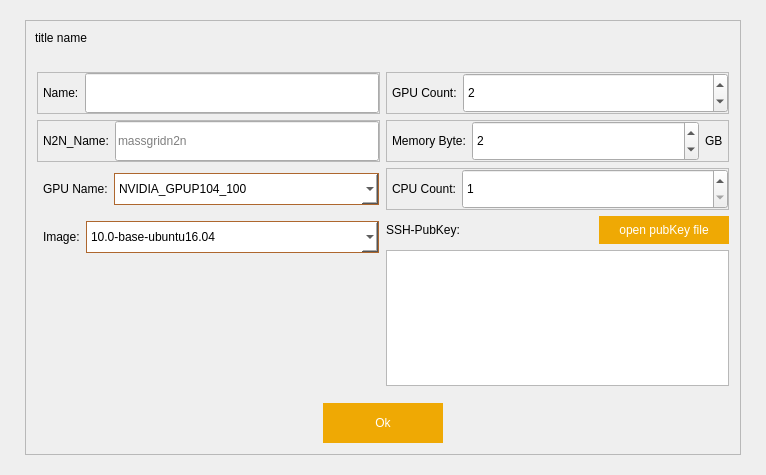
Before: the Qt Designer form src/qt/forms/adddockerservicedlg.ui in MassGrid/MassGrid, drawn with Qt 5.
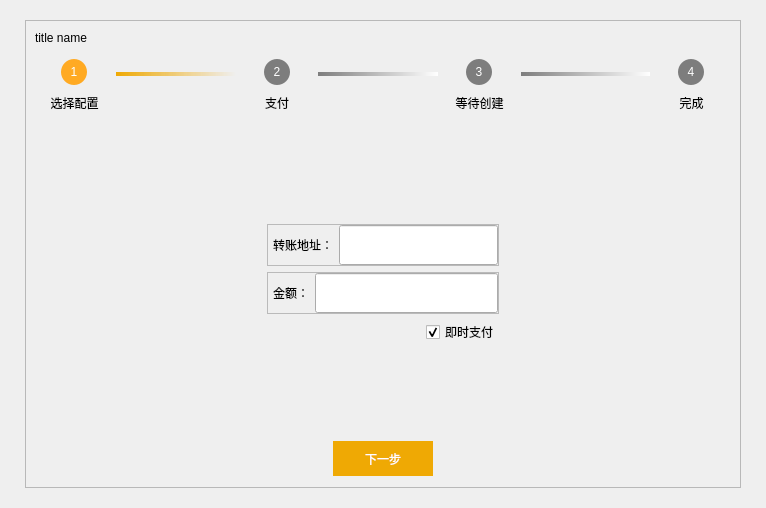
After: the same form once the commit is applied. The open tabs and pages were chosen to show the change. Icons and pictures are not drawn.

The edit to the form file:
```diff
--- a/src/qt/forms/adddockerservicedlg.ui
+++ b/src/qt/forms/adddockerservicedlg.ui
@@ -7,7 +7,7 @@
     <x>0</x>
     <y>0</y>
     <width>766</width>
-    <height>475</height>
+    <height>508</height>
    </rect>
   </property>
   <property name="windowTitle">
@@ -55,7 +55,10 @@
 QFrame#frame_5,
 QFrame#frame_6,
 QFrame#frame_7,
-QFrame#frame_8{
+QFrame#frame_8,
+QFrame#frame_9,
+QFrame#frame_13
+{
     min-height:40px;
     max-height:40px;
     border-color: rgb(186, 186, 186);
@@ -80,7 +83,8 @@
 }
 
 QFrame#frame_4,
-QFrame#frame_3
+QFrame#frame_3,
+QFrame#frame_12
 {
     min-height:40px;
     max-height:40px;
@@ -133,6 +137,9 @@
          <enum>QFrame::Raised</enum>
         </property>
         <layout class="QVBoxLayout" name="verticalLayout_3">
+         <property name="spacing">
+          <number>4</number>
+         </property>
          <property name="leftMargin">
           <number>0</number>
          </property>
@@ -198,6 +205,665 @@
           </layout>
          </item>
          <item>
+          <widget class="QFrame" name="frame_step">
+           <property name="sizePolicy">
+            <sizepolicy hsizetype="Preferred" vsizetype="Preferred">
+             <horstretch>0</horstretch>
+             <verstretch>60</verstretch>
+            </sizepolicy>
+           </property>
+           <property name="minimumSize">
+            <size>
+             <width>0</width>
+             <height>60</height>
+            </size>
+           </property>
+           <property name="maximumSize">
+            <size>
+             <width>16777215</width>
+             <height>60</height>
+            </size>
+           </property>
+           <property name="styleSheet">
+            <string notr="true">QFrame#frame_step{
+    border:hidden;
+}
+QLabel#label_step1,
+QLabel#label_step2,
+QLabel#label_step3,
+QLabel#label_step4
+{
+border:hidden;
+border-radius:13px;
+background-color: rgb(255, 170, 35);
+color: rgb(255, 255, 255);
+}
+
+QLabel::!enabled#label_step1,
+QLabel::!enabled#label_step2,
+QLabel::!enabled#label_step3,
+QLabel::!enabled#label_step4
+{
+    background-color: rgb(125, 125, 125);
+}</string>
+           </property>
+           <property name="frameShape">
+            <enum>QFrame::StyledPanel</enum>
+           </property>
+           <property name="frameShadow">
+            <enum>QFrame::Raised</enum>
+           </property>
+           <layout class="QHBoxLayout" name="horizontalLayout_16">
+            <property name="spacing">
+             <number>2</number>
+            </property>
+            <property name="topMargin">
+             <number>0</number>
+            </property>
+            <property name="bottomMargin">
+             <number>0</number>
+            </property>
+            <item>
+             <layout class="QVBoxLayout" name="verticalLayout_5" stretch="1,1">
+              <property name="spacing">
+               <number>2</number>
+              </property>
+              <item>
+               <layout class="QHBoxLayout" name="horizontalLayout_12">
+                <item>
+                 <spacer name="horizontalSpacer_4">
+                  <property name="orientation">
+                   <enum>Qt::Horizontal</enum>
+                  </property>
+                  <property name="sizeHint" stdset="0">
+                   <size>
+                    <width>40</width>
+                    <height>20</height>
+                   </size>
+                  </property>
+                 </spacer>
+                </item>
+                <item>
+                 <widget class="QLabel" name="label_step1">
+                  <property name="enabled">
+                   <bool>true</bool>
+                  </property>
+                  <property name="minimumSize">
+                   <size>
+                    <width>26</width>
+                    <height>26</height>
+                   </size>
+                  </property>
+                  <property name="maximumSize">
+                   <size>
+                    <width>26</width>
+                    <height>26</height>
+                   </size>
+                  </property>
+                  <property name="styleSheet">
+                   <string notr="true"/>
+                  </property>
+                  <property name="text">
+                   <string>1</string>
+                  </property>
+                  <property name="alignment">
+                   <set>Qt::AlignCenter</set>
+                  </property>
+                 </widget>
+                </item>
+                <item>
+                 <spacer name="horizontalSpacer_6">
+                  <property name="orientation">
+                   <enum>Qt::Horizontal</enum>
+                  </property>
+                  <property name="sizeHint" stdset="0">
+                   <size>
+                    <width>40</width>
+                    <height>20</height>
+                   </size>
+                  </property>
+                 </spacer>
+                </item>
+               </layout>
+              </item>
+              <item>
+               <widget class="QLabel" name="label_13">
+                <property name="text">
+                 <string>选择配置</string>
+                </property>
+                <property name="alignment">
+                 <set>Qt::AlignCenter</set>
+                </property>
+               </widget>
+              </item>
+             </layout>
+            </item>
+            <item>
+             <layout class="QVBoxLayout" name="verticalLayout_12" stretch="1,1">
+              <property name="spacing">
+               <number>2</number>
+              </property>
+              <item>
+               <layout class="QVBoxLayout" name="verticalLayout_13">
+                <item>
+                 <spacer name="verticalSpacer_6">
+                  <property name="orientation">
+                   <enum>Qt::Vertical</enum>
+                  </property>
+                  <property name="sizeHint" stdset="0">
+                   <size>
+                    <width>20</width>
+                    <height>4</height>
+                   </size>
+                  </property>
+                 </spacer>
+                </item>
+                <item>
+                 <widget class="QLabel" name="line_1">
+                  <property name="minimumSize">
+                   <size>
+                    <width>120</width>
+                    <height>2</height>
+                   </size>
+                  </property>
+                  <property name="maximumSize">
+                   <size>
+                    <width>16777215</width>
+                    <height>4</height>
+                   </size>
+                  </property>
+                  <property name="styleSheet">
+                   <string notr="true">QLabel
+{
+border:hidden;
+min-height:2px;
+background-color: qlineargradient(spread:pad, x1:0, y1:0, x2:1, y2:0, stop:0 rgba(239, 169, 4, 255), stop:1 rgba(255, 255, 255, 0));
+}
+
+QLabel::!enabled
+{
+border:hidden;
+min-height:2px;
+background-color: qlineargradient(spread:pad, x1:0, y1:0, x2:1, y2:0, stop:0 rgba(125, 125, 125, 255), stop:1 rgba(255, 255, 255, 255));
+}</string>
+                  </property>
+                  <property name="text">
+                   <string/>
+                  </property>
+                 </widget>
+                </item>
+                <item>
+                 <spacer name="verticalSpacer_7">
+                  <property name="orientation">
+                   <enum>Qt::Vertical</enum>
+                  </property>
+                  <property name="sizeHint" stdset="0">
+                   <size>
+                    <width>20</width>
+                    <height>4</height>
+                   </size>
+                  </property>
+                 </spacer>
+                </item>
+               </layout>
+              </item>
+              <item>
+               <widget class="QLabel" name="label_20">
+                <property name="minimumSize">
+                 <size>
+                  <width>0</width>
+                  <height>28</height>
+                 </size>
+                </property>
+                <property name="text">
+                 <string/>
+                </property>
+               </widget>
+              </item>
+             </layout>
+            </item>
+            <item>
+             <layout class="QVBoxLayout" name="verticalLayout_6">
+              <property name="spacing">
+               <number>2</number>
+              </property>
+              <item>
+               <layout class="QHBoxLayout" name="horizontalLayout_13">
+                <item>
+                 <spacer name="horizontalSpacer_7">
+                  <property name="orientation">
+                   <enum>Qt::Horizontal</enum>
+                  </property>
+                  <property name="sizeHint" stdset="0">
+                   <size>
+                    <width>40</width>
+                    <height>20</height>
+                   </size>
+                  </property>
+                 </spacer>
+                </item>
+                <item>
+                 <widget class="QLabel" name="label_step2">
+                  <property name="enabled">
+                   <bool>false</bool>
+                  </property>
+                  <property name="minimumSize">
+                   <size>
+                    <width>26</width>
+                    <height>26</height>
+                   </size>
+                  </property>
+                  <property name="maximumSize">
+                   <size>
+                    <width>26</width>
+                    <height>26</height>
+                   </size>
+                  </property>
+                  <property name="text">
+                   <string>2</string>
+                  </property>
+                  <property name="alignment">
+                   <set>Qt::AlignCenter</set>
+                  </property>
+                 </widget>
+                </item>
+                <item>
+                 <spacer name="horizontalSpacer_8">
+                  <property name="orientation">
+                   <enum>Qt::Horizontal</enum>
+                  </property>
+                  <property name="sizeHint" stdset="0">
+                   <size>
+                    <width>40</width>
+                    <height>20</height>
+                   </size>
+                  </property>
+                 </spacer>
+                </item>
+               </layout>
+              </item>
+              <item>
+               <widget class="QLabel" name="label_14">
+                <property name="text">
+                 <string>支付</string>
+                </property>
+                <property name="alignment">
+                 <set>Qt::AlignCenter</set>
+                </property>
+               </widget>
+              </item>
+             </layout>
+            </item>
+            <item>
+             <layout class="QVBoxLayout" name="verticalLayout_11">
+              <property name="spacing">
+               <number>2</number>
+              </property>
+              <item>
+               <layout class="QVBoxLayout" name="verticalLayout_10">
+                <item>
+                 <spacer name="verticalSpacer_4">
+                  <property name="orientation">
+                   <enum>Qt::Vertical</enum>
+                  </property>
+                  <property name="sizeHint" stdset="0">
+                   <size>
+                    <width>20</width>
+                    <height>4</height>
+                   </size>
+                  </property>
+                 </spacer>
+                </item>
+                <item>
+                 <widget class="QLabel" name="line_2">
+                  <property name="enabled">
+                   <bool>false</bool>
+                  </property>
+                  <property name="minimumSize">
+                   <size>
+                    <width>120</width>
+                    <height>2</height>
+                   </size>
+                  </property>
+                  <property name="maximumSize">
+                   <size>
+                    <width>16777215</width>
+                    <height>4</height>
+                   </size>
+                  </property>
+                  <property name="styleSheet">
+                   <string notr="true">QLabel
+{
+border:hidden;
+min-height:2px;
+background-color: qlineargradient(spread:pad, x1:0, y1:0, x2:1, y2:0, stop:0 rgba(239, 169, 4, 255), stop:1 rgba(255, 255, 255, 0));
+}
+
+QLabel::!enabled
+{
+border:hidden;
+min-height:2px;
+background-color: qlineargradient(spread:pad, x1:0, y1:0, x2:1, y2:0, stop:0 rgba(125, 125, 125, 255), stop:1 rgba(255, 255, 255, 255));
+}</string>
+                  </property>
+                  <property name="text">
+                   <string/>
+                  </property>
+                 </widget>
+                </item>
+                <item>
+                 <spacer name="verticalSpacer_5">
+                  <property name="orientation">
+                   <enum>Qt::Vertical</enum>
+                  </property>
+                  <property name="sizeHint" stdset="0">
+                   <size>
+                    <width>20</width>
+                    <height>4</height>
+                   </size>
+                  </property>
+                 </spacer>
+                </item>
+               </layout>
+              </item>
+              <item>
+               <widget class="QLabel" name="label_19">
+                <property name="minimumSize">
+                 <size>
+                  <width>0</width>
+                  <height>28</height>
+                 </size>
+                </property>
+                <property name="text">
+                 <string/>
+                </property>
+               </widget>
+              </item>
+             </layout>
+            </item>
+            <item>
+             <layout class="QVBoxLayout" name="verticalLayout_7">
+              <property name="spacing">
+               <number>2</number>
+              </property>
+              <item>
+               <layout class="QHBoxLayout" name="horizontalLayout_14">
+                <item>
+                 <spacer name="horizontalSpacer_9">
+                  <property name="orientation">
+                   <enum>Qt::Horizontal</enum>
+                  </property>
+                  <property name="sizeHint" stdset="0">
+                   <size>
+                    <width>40</width>
+                    <height>20</height>
+                   </size>
+                  </property>
+                 </spacer>
+                </item>
+                <item>
+                 <widget class="QLabel" name="label_step3">
+                  <property name="enabled">
+                   <bool>false</bool>
+                  </property>
+                  <property name="minimumSize">
+                   <size>
+                    <width>26</width>
+                    <height>26</height>
+                   </size>
+                  </property>
+                  <property name="maximumSize">
+                   <size>
+                    <width>26</width>
+                    <height>26</height>
+                   </size>
+                  </property>
+                  <property name="text">
+                   <string>3</string>
+                  </property>
+                  <property name="alignment">
+                   <set>Qt::AlignCenter</set>
+                  </property>
+                 </widget>
+                </item>
+                <item>
+                 <spacer name="horizontalSpacer_10">
+                  <property name="orientation">
+                   <enum>Qt::Horizontal</enum>
+                  </property>
+                  <property name="sizeHint" stdset="0">
+                   <size>
+                    <width>40</width>
+                    <height>20</height>
+                   </size>
+                  </property>
+                 </spacer>
+                </item>
+               </layout>
+              </item>
+              <item>
+               <widget class="QLabel" name="label_15">
+                <property name="text">
+                 <string>等待创建</string>
+                </property>
+                <property name="alignment">
+                 <set>Qt::AlignCenter</set>
+                </property>
+               </widget>
+              </item>
+             </layout>
+            </item>
+            <item>
+             <layout class="QVBoxLayout" name="verticalLayout_14">
+              <property name="spacing">
+               <number>2</number>
+              </property>
+              <item>
+               <layout class="QVBoxLayout" name="verticalLayout_15">
+                <item>
+                 <spacer name="verticalSpacer_8">
+                  <property name="orientation">
+                   <enum>Qt::Vertical</enum>
+                  </property>
+                  <property name="sizeHint" stdset="0">
+                   <size>
+                    <width>20</width>
+                    <height>4</height>
+                   </size>
+                  </property>
+                 </spacer>
+                </item>
+                <item>
+                 <widget class="QLabel" name="line_3">
+                  <property name="enabled">
+                   <bool>false</bool>
+                  </property>
+                  <property name="minimumSize">
+                   <size>
+                    <width>129</width>
+                    <height>2</height>
+                   </size>
+                  </property>
+                  <property name="maximumSize">
+                   <size>
+                    <width>16777215</width>
+                    <height>4</height>
+                   </size>
+                  </property>
+                  <property name="styleSheet">
+                   <string notr="true">QLabel
+{
+border:hidden;
+min-height:2px;
+background-color: qlineargradient(spread:pad, x1:0, y1:0, x2:1, y2:0, stop:0 rgba(239, 169, 4, 255), stop:1 rgba(255, 255, 255, 0));
+}
+
+QLabel::!enabled
+{
+border:hidden;
+min-height:2px;
+background-color: qlineargradient(spread:pad, x1:0, y1:0, x2:1, y2:0, stop:0 rgba(125, 125, 125, 255), stop:1 rgba(255, 255, 255, 255));
+}</string>
+                  </property>
+                  <property name="text">
+                   <string/>
+                  </property>
+                 </widget>
+                </item>
+                <item>
+                 <spacer name="verticalSpacer_9">
+                  <property name="orientation">
+                   <enum>Qt::Vertical</enum>
+                  </property>
+                  <property name="sizeHint" stdset="0">
+                   <size>
+                    <width>20</width>
+                    <height>4</height>
+                   </size>
+                  </property>
+                 </spacer>
+                </item>
+               </layout>
+              </item>
+              <item>
+               <widget class="QLabel" name="label_21">
+                <property name="minimumSize">
+                 <size>
+                  <width>0</width>
+                  <height>28</height>
+                 </size>
+                </property>
+                <property name="text">
+                 <string/>
+                </property>
+               </widget>
+              </item>
+             </layout>
+            </item>
+            <item>
+             <layout class="QVBoxLayout" name="verticalLayout_8">
+              <property name="spacing">
+               <number>2</number>
+              </property>
+              <item>
+               <layout class="QHBoxLayout" name="horizontalLayout_15">
+                <item>
+                 <spacer name="horizontalSpacer_11">
+                  <property name="orientation">
+                   <enum>Qt::Horizontal</enum>
+                  </property>
+                  <property name="sizeHint" stdset="0">
+                   <size>
+                    <width>40</width>
+                    <height>20</height>
+                   </size>
+                  </property>
+                 </spacer>
+                </item>
+                <item>
+                 <widget class="QLabel" name="label_step4">
+                  <property name="enabled">
+                   <bool>false</bool>
+                  </property>
+                  <property name="minimumSize">
+                   <size>
+                    <width>26</width>
+                    <height>26</height>
+                   </size>
+                  </property>
+                  <property name="maximumSize">
+                   <size>
+                    <width>26</width>
+                    <height>26</height>
+                   </size>
+                  </property>
+                  <property name="text">
+                   <string>4</string>
+                  </property>
+                  <property name="alignment">
+                   <set>Qt::AlignCenter</set>
+                  </property>
+                 </widget>
+                </item>
+                <item>
+                 <spacer name="horizontalSpacer_12">
+                  <property name="orientation">
+                   <enum>Qt::Horizontal</enum>
+                  </property>
+                  <property name="sizeHint" stdset="0">
+                   <size>
+                    <width>40</width>
+                    <height>20</height>
+                   </size>
+                  </property>
+                 </spacer>
+                </item>
+               </layout>
+              </item>
+              <item>
+               <widget class="QLabel" name="label_17">
+                <property name="text">
+                 <string>完成</string>
+                </property>
+                <property name="alignment">
+                 <set>Qt::AlignCenter</set>
+                </property>
+               </widget>
+              </item>
+             </layout>
+            </item>
+           </layout>
+          </widget>
+         </item>
+         <item>
+          <widget class="QStackedWidget" name="stackedWidget">
+           <property name="minimumSize">
+            <size>
+             <width>0</width>
+             <height>60</height>
+            </size>
+           </property>
+           <property name="styleSheet">
+            <string notr="true">QPushButton#nextButton_1,
+QPushButton#nextButton_2,
+QPushButton#nextButton_3,
+QPushButton#nextButton_4{
+width:100;
+height:35;
+background-color: rgb(239, 169, 4);
+color: rgb(255, 255, 255);
+border:hidden;
+}
+
+QPushButton::!enabled#nextButton_1,
+QPushButton::!enabled#nextButton_2,
+QPushButton::!enabled#nextButton_3,
+QPushButton::!enabled#nextButton_4
+{
+    background-color: rgb(125, 125, 125);
+}</string>
+           </property>
+           <property name="currentIndex">
+            <number>0</number>
+           </property>
+           <widget class="QWidget" name="page">
+            <layout class="QVBoxLayout" name="verticalLayout_9">
+             <property name="spacing">
+              <number>4</number>
+             </property>
+             <property name="leftMargin">
+              <number>0</number>
+             </property>
+             <property name="topMargin">
+              <number>0</number>
+             </property>
+             <property name="rightMargin">
+              <number>0</number>
+             </property>
+             <property name="bottomMargin">
+              <number>0</number>
+             </property>
+             <item>
           <layout class="QHBoxLayout" name="horizontalLayout_10" stretch="1,1">
            <property name="leftMargin">
             <number>11</number>
@@ -673,19 +1339,6 @@
            </item>
           </layout>
          </item>
-         <item>
-          <spacer name="verticalSpacer_2">
-           <property name="orientation">
-            <enum>Qt::Vertical</enum>
-           </property>
-           <property name="sizeHint" stdset="0">
-            <size>
-             <width>20</width>
-             <height>1</height>
-            </size>
-           </property>
-          </spacer>
-         </item>
          <item>
           <layout class="QHBoxLayout" name="horizontalLayout_6">
            <item>
@@ -702,9 +1355,12 @@
             </spacer>
            </item>
            <item>
-            <widget class="QPushButton" name="okButton">
+                <widget class="QPushButton" name="nextButton_1">
+                 <property name="styleSheet">
+                  <string notr="true"/>
+                 </property>
              <property name="text">
-              <string>Ok</string>
+                  <string>下一步</string>
              </property>
             </widget>
            </item>
@@ -722,6 +1378,492 @@
             </spacer>
            </item>
           </layout>
+             </item>
+            </layout>
+           </widget>
+           <widget class="QWidget" name="page_2">
+            <layout class="QVBoxLayout" name="verticalLayout_17">
+             <property name="bottomMargin">
+              <number>0</number>
+             </property>
+             <item>
+              <layout class="QGridLayout" name="gridLayout_2">
+               <item row="0" column="1">
+                <spacer name="verticalSpacer_2">
+                 <property name="orientation">
+                  <enum>Qt::Vertical</enum>
+                 </property>
+                 <property name="sizeHint" stdset="0">
+                  <size>
+                   <width>20</width>
+                   <height>40</height>
+                  </size>
+                 </property>
+                </spacer>
+               </item>
+               <item row="1" column="0">
+                <spacer name="horizontalSpacer_18">
+                 <property name="orientation">
+                  <enum>Qt::Horizontal</enum>
+                 </property>
+                 <property name="sizeHint" stdset="0">
+                  <size>
+                   <width>40</width>
+                   <height>20</height>
+                  </size>
+                 </property>
+                </spacer>
+               </item>
+               <item row="1" column="1">
+                <layout class="QVBoxLayout" name="verticalLayout_16">
+                 <item>
+                  <widget class="QFrame" name="frame_8">
+                   <property name="frameShape">
+                    <enum>QFrame::StyledPanel</enum>
+                   </property>
+                   <property name="frameShadow">
+                    <enum>QFrame::Raised</enum>
+                   </property>
+                   <layout class="QHBoxLayout" name="horizontalLayout_19">
+                    <property name="leftMargin">
+                     <number>5</number>
+                    </property>
+                    <property name="topMargin">
+                     <number>0</number>
+                    </property>
+                    <property name="rightMargin">
+                     <number>0</number>
+                    </property>
+                    <property name="bottomMargin">
+                     <number>0</number>
+                    </property>
+                    <item>
+                     <widget class="QLabel" name="label_23">
+                      <property name="text">
+                       <string>转账地址：</string>
+                      </property>
+                     </widget>
+                    </item>
+                    <item>
+                     <widget class="QLineEdit" name="lineEdit">
+                      <property name="sizePolicy">
+                       <sizepolicy hsizetype="Expanding" vsizetype="Expanding">
+                        <horstretch>0</horstretch>
+                        <verstretch>0</verstretch>
+                       </sizepolicy>
+                      </property>
+                     </widget>
+                    </item>
+                   </layout>
+                  </widget>
+                 </item>
+                 <item>
+                  <widget class="QFrame" name="frame_9">
+                   <property name="frameShape">
+                    <enum>QFrame::StyledPanel</enum>
+                   </property>
+                   <property name="frameShadow">
+                    <enum>QFrame::Raised</enum>
+                   </property>
+                   <layout class="QHBoxLayout" name="horizontalLayout_20">
+                    <property name="leftMargin">
+                     <number>5</number>
+                    </property>
+                    <property name="topMargin">
+                     <number>0</number>
+                    </property>
+                    <property name="rightMargin">
+                     <number>0</number>
+                    </property>
+                    <property name="bottomMargin">
+                     <number>0</number>
+                    </property>
+                    <item>
+                     <widget class="QLabel" name="label_24">
+                      <property name="text">
+                       <string>金额：</string>
+                      </property>
+                     </widget>
+                    </item>
+                    <item>
+                     <widget class="QLineEdit" name="lineEdit__TotalCoin">
+                      <property name="sizePolicy">
+                       <sizepolicy hsizetype="Expanding" vsizetype="Expanding">
+                        <horstretch>0</horstretch>
+                        <verstretch>0</verstretch>
+                       </sizepolicy>
+                      </property>
+                     </widget>
+                    </item>
+                   </layout>
+                  </widget>
+                 </item>
+                 <item>
+                  <layout class="QHBoxLayout" name="horizontalLayout_21">
+                   <item>
+                    <spacer name="horizontalSpacer_17">
+                     <property name="orientation">
+                      <enum>Qt::Horizontal</enum>
+                     </property>
+                     <property name="sizeHint" stdset="0">
+                      <size>
+                       <width>40</width>
+                       <height>20</height>
+                      </size>
+                     </property>
+                    </spacer>
+                   </item>
+                   <item>
+                    <widget class="QCheckBox" name="checkBox">
+                     <property name="text">
+                      <string>即时支付</string>
+                     </property>
+                     <property name="checked">
+                      <bool>true</bool>
+                     </property>
+                    </widget>
+                   </item>
+                  </layout>
+                 </item>
+                </layout>
+               </item>
+               <item row="1" column="2">
+                <spacer name="horizontalSpacer_19">
+                 <property name="orientation">
+                  <enum>Qt::Horizontal</enum>
+                 </property>
+                 <property name="sizeHint" stdset="0">
+                  <size>
+                   <width>40</width>
+                   <height>20</height>
+                  </size>
+                 </property>
+                </spacer>
+               </item>
+               <item row="2" column="1">
+                <spacer name="verticalSpacer_10">
+                 <property name="orientation">
+                  <enum>Qt::Vertical</enum>
+                 </property>
+                 <property name="sizeHint" stdset="0">
+                  <size>
+                   <width>20</width>
+                   <height>40</height>
+                  </size>
+                 </property>
+                </spacer>
+               </item>
+              </layout>
+             </item>
+             <item>
+              <layout class="QHBoxLayout" name="horizontalLayout_18">
+               <item>
+                <spacer name="horizontalSpacer_15">
+                 <property name="orientation">
+                  <enum>Qt::Horizontal</enum>
+                 </property>
+                 <property name="sizeHint" stdset="0">
+                  <size>
+                   <width>40</width>
+                   <height>20</height>
+                  </size>
+                 </property>
+                </spacer>
+               </item>
+               <item>
+                <widget class="QPushButton" name="nextButton_2">
+                 <property name="text">
+                  <string>下一步</string>
+                 </property>
+                </widget>
+               </item>
+               <item>
+                <spacer name="horizontalSpacer_16">
+                 <property name="orientation">
+                  <enum>Qt::Horizontal</enum>
+                 </property>
+                 <property name="sizeHint" stdset="0">
+                  <size>
+                   <width>40</width>
+                   <height>20</height>
+                  </size>
+                 </property>
+                </spacer>
+               </item>
+              </layout>
+             </item>
+            </layout>
+           </widget>
+           <widget class="QWidget" name="page_3">
+            <layout class="QVBoxLayout" name="verticalLayout_18" stretch="5,1">
+             <property name="bottomMargin">
+              <number>0</number>
+             </property>
+             <item>
+              <widget class="QFrame" name="frame_10">
+               <property name="styleSheet">
+                <string notr="true">QFrame#frame_10{
+border:hidden;
+}</string>
+               </property>
+               <property name="frameShape">
+                <enum>QFrame::StyledPanel</enum>
+               </property>
+               <property name="frameShadow">
+                <enum>QFrame::Raised</enum>
+               </property>
+               <layout class="QVBoxLayout" name="verticalLayout_19">
+                <item>
+                 <layout class="QGridLayout" name="gridLayout_4">
+                  <item row="0" column="1">
+                   <spacer name="verticalSpacer_11">
+                    <property name="orientation">
+                     <enum>Qt::Vertical</enum>
+                    </property>
+                    <property name="sizeHint" stdset="0">
+                     <size>
+                      <width>20</width>
+                      <height>40</height>
+                     </size>
+                    </property>
+                   </spacer>
+                  </item>
+                  <item row="1" column="0">
+                   <spacer name="horizontalSpacer_20">
+                    <property name="orientation">
+                     <enum>Qt::Horizontal</enum>
+                    </property>
+                    <property name="sizeHint" stdset="0">
+                     <size>
+                      <width>40</width>
+                      <height>20</height>
+                     </size>
+                    </property>
+                   </spacer>
+                  </item>
+                  <item row="1" column="1">
+                   <widget class="QLabel" name="label_22">
+                    <property name="text">
+                     <string>等待创建中......</string>
+                    </property>
+                   </widget>
+                  </item>
+                  <item row="1" column="2">
+                   <spacer name="horizontalSpacer_21">
+                    <property name="orientation">
+                     <enum>Qt::Horizontal</enum>
+                    </property>
+                    <property name="sizeHint" stdset="0">
+                     <size>
+                      <width>40</width>
+                      <height>20</height>
+                     </size>
+                    </property>
+                   </spacer>
+                  </item>
+                  <item row="2" column="1">
+                   <spacer name="verticalSpacer_12">
+                    <property name="orientation">
+                     <enum>Qt::Vertical</enum>
+                    </property>
+                    <property name="sizeHint" stdset="0">
+                     <size>
+                      <width>20</width>
+                      <height>40</height>
+                     </size>
+                    </property>
+                   </spacer>
+                  </item>
+                 </layout>
+                </item>
+                <item>
+                 <layout class="QHBoxLayout" name="horizontalLayout_22">
+                  <property name="spacing">
+                   <number>0</number>
+                  </property>
+                  <item>
+                   <spacer name="horizontalSpacer_22">
+                    <property name="orientation">
+                     <enum>Qt::Horizontal</enum>
+                    </property>
+                    <property name="sizeHint" stdset="0">
+                     <size>
+                      <width>40</width>
+                      <height>20</height>
+                     </size>
+                    </property>
+                   </spacer>
+                  </item>
+                  <item>
+                   <widget class="QLabel" name="label_18">
+                    <property name="text">
+                     <string>超时时间：</string>
+                    </property>
+                   </widget>
+                  </item>
+                  <item>
+                   <widget class="QLabel" name="label_timeout">
+                    <property name="text">
+                     <string>20</string>
+                    </property>
+                   </widget>
+                  </item>
+                  <item>
+                   <widget class="QLabel" name="label_10">
+                    <property name="text">
+                     <string>S</string>
+                    </property>
+                   </widget>
+                  </item>
+                 </layout>
+                </item>
+               </layout>
+              </widget>
+             </item>
+             <item>
+              <layout class="QHBoxLayout" name="horizontalLayout_17">
+               <item>
+                <spacer name="horizontalSpacer_13">
+                 <property name="orientation">
+                  <enum>Qt::Horizontal</enum>
+                 </property>
+                 <property name="sizeHint" stdset="0">
+                  <size>
+                   <width>40</width>
+                   <height>20</height>
+                  </size>
+                 </property>
+                </spacer>
+               </item>
+               <item>
+                <widget class="QPushButton" name="nextButton_3">
+                 <property name="text">
+                  <string>下一步</string>
+                 </property>
+                </widget>
+               </item>
+               <item>
+                <spacer name="horizontalSpacer_14">
+                 <property name="orientation">
+                  <enum>Qt::Horizontal</enum>
+                 </property>
+                 <property name="sizeHint" stdset="0">
+                  <size>
+                   <width>40</width>
+                   <height>20</height>
+                  </size>
+                 </property>
+                </spacer>
+               </item>
+              </layout>
+             </item>
+            </layout>
+           </widget>
+           <widget class="QWidget" name="page_4">
+            <layout class="QVBoxLayout" name="verticalLayout_20">
+             <item>
+              <layout class="QGridLayout" name="gridLayout_5">
+               <item row="0" column="1">
+                <spacer name="verticalSpacer_13">
+                 <property name="orientation">
+                  <enum>Qt::Vertical</enum>
+                 </property>
+                 <property name="sizeHint" stdset="0">
+                  <size>
+                   <width>20</width>
+                   <height>40</height>
+                  </size>
+                 </property>
+                </spacer>
+               </item>
+               <item row="1" column="0">
+                <spacer name="horizontalSpacer_25">
+                 <property name="orientation">
+                  <enum>Qt::Horizontal</enum>
+                 </property>
+                 <property name="sizeHint" stdset="0">
+                  <size>
+                   <width>40</width>
+                   <height>20</height>
+                  </size>
+                 </property>
+                </spacer>
+               </item>
+               <item row="1" column="1">
+                <widget class="QLabel" name="label_26">
+                 <property name="text">
+                  <string>服务创建完成.....</string>
+                 </property>
+                </widget>
+               </item>
+               <item row="1" column="2">
+                <spacer name="horizontalSpacer_26">
+                 <property name="orientation">
+                  <enum>Qt::Horizontal</enum>
+                 </property>
+                 <property name="sizeHint" stdset="0">
+                  <size>
+                   <width>40</width>
+                   <height>20</height>
+                  </size>
+                 </property>
+                </spacer>
+               </item>
+               <item row="2" column="1">
+                <spacer name="verticalSpacer_14">
+                 <property name="orientation">
+                  <enum>Qt::Vertical</enum>
+                 </property>
+                 <property name="sizeHint" stdset="0">
+                  <size>
+                   <width>20</width>
+                   <height>40</height>
+                  </size>
+                 </property>
+                </spacer>
+               </item>
+              </layout>
+             </item>
+             <item>
+              <layout class="QHBoxLayout" name="horizontalLayout_23">
+               <item>
+                <spacer name="horizontalSpacer_23">
+                 <property name="orientation">
+                  <enum>Qt::Horizontal</enum>
+                 </property>
+                 <property name="sizeHint" stdset="0">
+                  <size>
+                   <width>40</width>
+                   <height>20</height>
+                  </size>
+                 </property>
+                </spacer>
+               </item>
+               <item>
+                <widget class="QPushButton" name="nextButton_4">
+                 <property name="text">
+                  <string>完成</string>
+                 </property>
+                </widget>
+               </item>
+               <item>
+                <spacer name="horizontalSpacer_24">
+                 <property name="orientation">
+                  <enum>Qt::Horizontal</enum>
+                 </property>
+                 <property name="sizeHint" stdset="0">
+                  <size>
+                   <width>40</width>
+                   <height>20</height>
+                  </size>
+                 </property>
+                </spacer>
+               </item>
+              </layout>
+             </item>
+            </layout>
+           </widget>
+          </widget>
          </item>
         </layout>
        </widget>
```
Left out of the diff: 109 changed lines with no effect on the pictures. Lines whose indentation alone changed are shown as unchanged.
